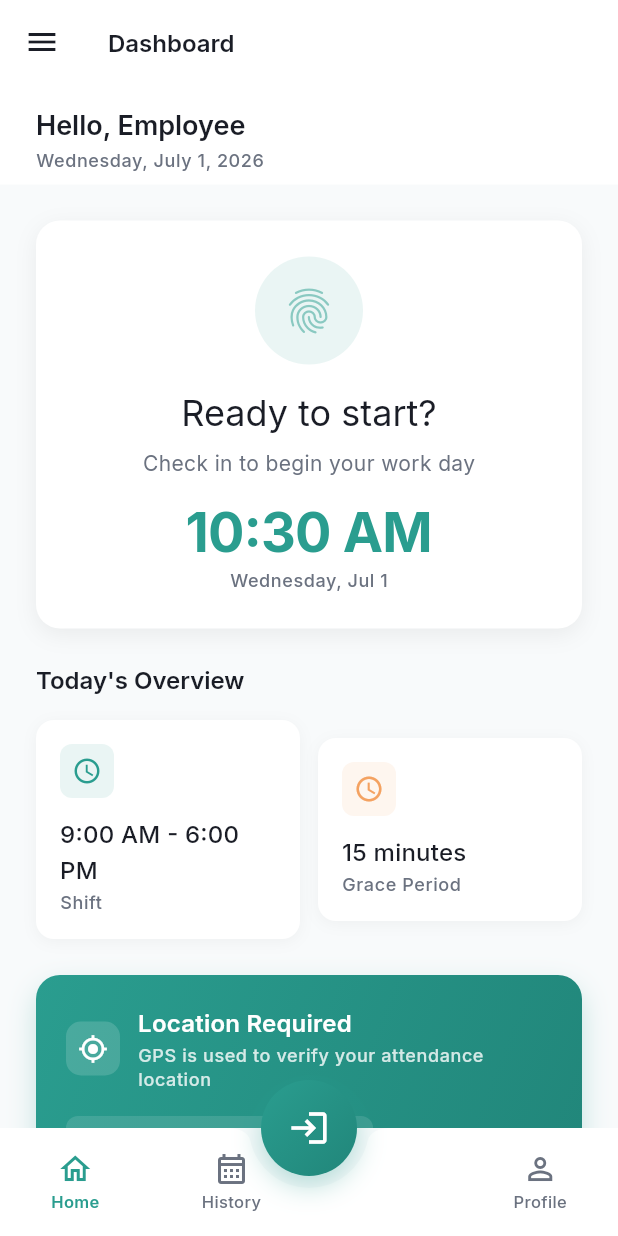
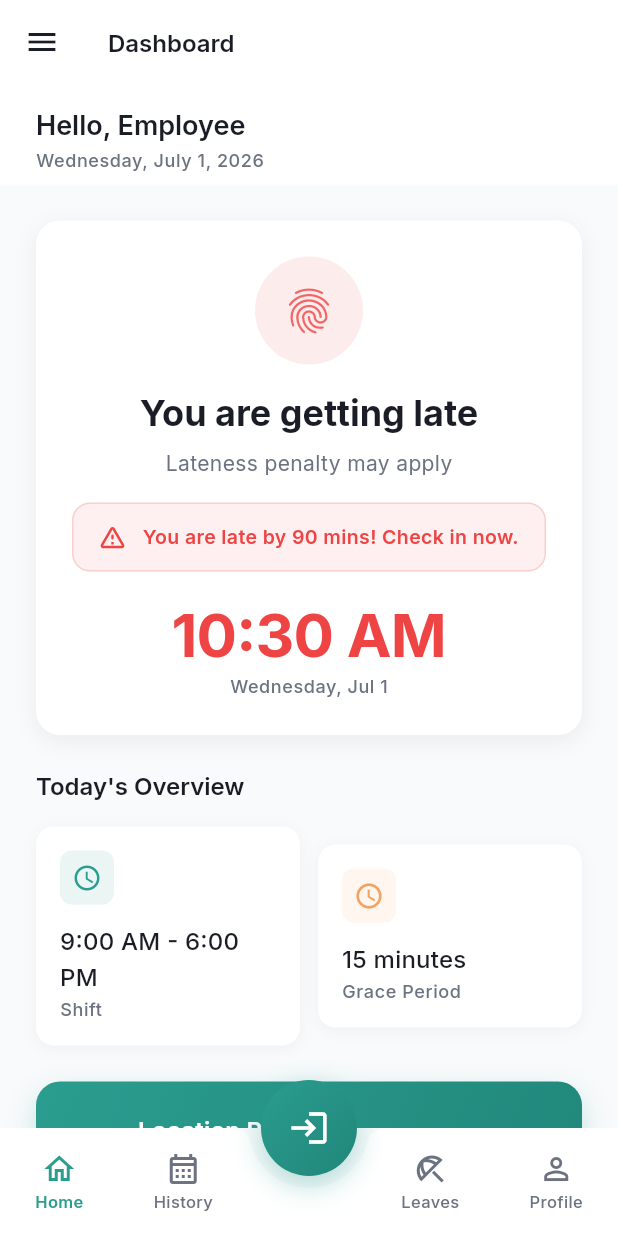
Before and after one commit to HabiburRahmanTusar/InteriorCounsel, a Flutter app: the MainShellScreen screen opened directly, on a phone screen of 412 x 824 dp. Run offline on Flutter 3.47's test engine with Material 3 defaults, Android fonts, the phone set to English and light mode, and no system bars; our stand-ins replace connectivity_plus, dio, flutter_secure_storage, geocoding, geolocator, google_fonts and 2 more; accounts and stored records are empty.

Commit message:
feat: implement dashboard and main shell screens with user model integration

```diff
--- a/apps/attendly_employee_app/lib/models/user_model.dart
+++ b/apps/attendly_employee_app/lib/models/user_model.dart
@@ -1,3 +1,5 @@
+import 'shift_model.dart';
+
 class User {
   final String id;
   final String employeeId;
@@ -8,6 +10,7 @@ class User {
   final double? salary;
   final String role;
   final String? shiftId;
+  final Shift? shift;
   final DateTime? joiningDate;
   final DateTime? resignationDate;
   final String status;
@@ -22,12 +25,23 @@ class User {
     this.salary,
     required this.role,
     this.shiftId,
+    this.shift,
     this.joiningDate,
     this.resignationDate,
     required this.status,
   });
 
   factory User.fromJson(Map<String, dynamic> json) {
+    Shift? shiftObj;
+    String? sId;
+    if (json['shiftId'] != null) {
+      if (json['shiftId'] is Map) {
+        shiftObj = Shift.fromJson(Map<String, dynamic>.from(json['shiftId']));
+        sId = shiftObj.id;
+      } else {
+        sId = json['shiftId'].toString();
+      }
+    }
     return User(
       id: json['id'] ?? json['_id'] ?? '',
       employeeId: json['employeeId'] ?? '',
@@ -37,7 +51,8 @@ class User {
       designation: json['designation'],
       salary: json['salary'] != null ? (json['salary'] as num).toDouble() : null,
       role: json['role'] ?? 'employee',
-      shiftId: json['shiftId'],
+      shiftId: sId,
+      shift: shiftObj,
       joiningDate: json['joiningDate'] != null ? DateTime.parse(json['joiningDate']) : null,
       resignationDate: json['resignationDate'] != null ? DateTime.parse(json['resignationDate']) : null,
       status: json['status'] ?? 'active',
@@ -54,7 +69,7 @@ class User {
       'designation': designation,
       'salary': salary,
       'role': role,
-      'shiftId': shiftId,
+      'shiftId': shift?.toJson() ?? shiftId,
       'joiningDate': joiningDate?.toIso8601String(),
       'resignationDate': resignationDate?.toIso8601String(),
       'status': status,
@@ -66,6 +81,7 @@ class User {
     String? phone,
     String? designation,
     String? shiftId,
+    Shift? shift,
     String? status,
   }) {
     return User(
@@ -78,6 +94,7 @@ class User {
       salary: salary,
       role: role,
       shiftId: shiftId ?? this.shiftId,
+      shift: shift ?? this.shift,
       joiningDate: joiningDate,
       resignationDate: resignationDate,
       status: status ?? this.status,
--- a/apps/attendly_employee_app/lib/screens/dashboard_screen.dart
+++ b/apps/attendly_employee_app/lib/screens/dashboard_screen.dart
@@ -131,12 +131,12 @@ class _DashboardScreenState extends State<DashboardScreen> {
             sliver: SliverList(
               delegate: SliverChildListDelegate([
                 // Attendance Status Card
-                _buildAttendanceCard(attendanceProvider),
+                _buildAttendanceCard(attendanceProvider, authProvider),
 
                 const SizedBox(height: 24),
 
                 // Today's Stats
-                _buildStatsSection(attendanceProvider),
+                _buildStatsSection(attendanceProvider, authProvider),
 
                 const SizedBox(height: 24),
 
@@ -150,7 +150,7 @@ class _DashboardScreenState extends State<DashboardScreen> {
     );
   }
 
-  Widget _buildAttendanceCard(AttendanceProvider provider) {
+  Widget _buildAttendanceCard(AttendanceProvider provider, AuthProvider authProvider) {
     if (provider.isLoading && provider.todayRecord == null) {
       return const SkeletonCard(height: 220);
     }
@@ -159,7 +159,7 @@ class _DashboardScreenState extends State<DashboardScreen> {
 
     // Determine state
     if (record == null || !record.checkedIn) {
-      return _buildNotCheckedInCard();
+      return _buildNotCheckedInCard(authProvider);
     } else if (record.checkedIn && !record.checkedOut) {
       return _buildCheckedInCard(provider);
     } else {
@@ -167,7 +167,65 @@ class _DashboardScreenState extends State<DashboardScreen> {
     }
   }
 
-  Widget _buildNotCheckedInCard() {
+  Widget _buildNotCheckedInCard(AuthProvider authProvider) {
+    final shift = authProvider.user?.shift;
+    final startStr = shift?.startTime ?? '09:00';
+    final grace = shift?.gracePeriod ?? 15;
+
+    final parts = startStr.split(':');
+    final shiftHour = int.tryParse(parts[0]) ?? 9;
+    final shiftMin = int.tryParse(parts[1]) ?? 0;
+
+    final now = DateTime.now();
+    final shiftStart = DateTime(now.year, now.month, now.day, shiftHour, shiftMin);
+    final lateThreshold = shiftStart.add(Duration(minutes: grace));
+
+    String statusTitle = 'Ready to start?';
+    String statusSubtitle = 'Check in to begin your work day';
+    Color bannerColor = AppTheme.primary;
+    Color textColor = AppTheme.primary;
+    IconData bannerIcon = Icons.info_outline;
+    String bannerText = '';
+    bool showBanner = false;
+
+    if (now.isBefore(shiftStart)) {
+      final diff = shiftStart.difference(now);
+      showBanner = true;
+      if (diff.inMinutes <= 60) {
+        statusTitle = 'Shift starts soon';
+        statusSubtitle = 'Get ready to check in';
+        bannerText = 'Shift starts in ${diff.inMinutes} mins. On time!';
+        bannerColor = AppTheme.primary.withValues(alpha: 0.08);
+        textColor = AppTheme.primary;
+        bannerIcon = Icons.timer_outlined;
+      } else {
+        statusTitle = 'Early morning';
+        statusSubtitle = 'Your shift has not started yet';
+        bannerText = 'Your shift starts at ${_formatTime(startStr)}.';
+        bannerColor = AppTheme.textSecondary.withValues(alpha: 0.05);
+        textColor = AppTheme.textSecondary;
+        bannerIcon = Icons.schedule_outlined;
+      }
+    } else if (now.isBefore(lateThreshold)) {
+      final diff = now.difference(shiftStart);
+      showBanner = true;
+      statusTitle = 'Check-in is active';
+      statusSubtitle = 'You are currently within the grace period';
+      bannerText = 'Grace period active: late by ${diff.inMinutes} mins. Check in now!';
+      bannerColor = AppTheme.warning.withValues(alpha: 0.08);
+      textColor = AppTheme.warning;
+      bannerIcon = Icons.report_problem_outlined;
+    } else {
+      final diff = now.difference(shiftStart);
+      showBanner = true;
+      statusTitle = 'You are getting late';
+      statusSubtitle = 'Lateness penalty may apply';
+      bannerText = 'You are late by ${diff.inMinutes} mins! Check in now.';
+      bannerColor = AppTheme.error.withValues(alpha: 0.08);
+      textColor = AppTheme.error;
+      bannerIcon = Icons.warning_amber_rounded;
+    }
+
     return Container(
       padding: const EdgeInsets.all(24),
       decoration: BoxDecoration(
@@ -187,35 +245,66 @@ class _DashboardScreenState extends State<DashboardScreen> {
             width: 72,
             height: 72,
             decoration: BoxDecoration(
-              color: AppTheme.primary.withValues(alpha: 0.1),
+              color: (showBanner ? textColor : AppTheme.primary).withValues(alpha: 0.1),
               shape: BoxShape.circle,
             ),
             child: Icon(
               Icons.fingerprint_outlined,
               size: 36,
-              color: AppTheme.primary.withValues(alpha: 0.5),
+              color: (showBanner ? textColor : AppTheme.primary).withValues(alpha: 0.8),
             ),
           ),
           const SizedBox(height: 16),
           Text(
-            'Ready to start?',
+            statusTitle,
             style: Theme.of(context).textTheme.headlineSmall?.copyWith(
                   color: AppTheme.textPrimary,
+                  fontWeight: FontWeight.bold,
                 ),
           ),
           const SizedBox(height: 8),
           Text(
-            'Check in to begin your work day',
+            statusSubtitle,
             style: Theme.of(context).textTheme.bodyMedium?.copyWith(
                   color: AppTheme.textSecondary,
                 ),
           ),
-          const SizedBox(height: 16),
+
+          if (showBanner) ...[
+            const SizedBox(height: 16),
+            Container(
+              padding: const EdgeInsets.symmetric(horizontal: 16, vertical: 12),
+              decoration: BoxDecoration(
+                color: bannerColor,
+                borderRadius: BorderRadius.circular(12),
+                border: Border.all(color: textColor.withValues(alpha: 0.2)),
+              ),
+              child: Row(
+                children: [
+                  Icon(bannerIcon, color: textColor, size: 20),
+                  const SizedBox(width: 10),
+                  Expanded(
+                    child: Text(
+                      bannerText,
+                      style: TextStyle(
+                        fontSize: 13,
+                        fontWeight: FontWeight.w600,
+                        color: textColor,
+                      ),
+                    ),
+                  ),
+                ],
+              ),
+            ),
+          ],
+
+          const SizedBox(height: 20),
           Text(
             _getCurrentTime(),
             style: Theme.of(context).textTheme.displayLarge?.copyWith(
-                  color: AppTheme.primary,
-                  fontSize: 36,
+                  color: showBanner ? textColor : AppTheme.primary,
+                  fontSize: 40,
+                  fontWeight: FontWeight.bold,
                 ),
           ),
           const SizedBox(height: 4),
@@ -476,7 +565,12 @@ class _DashboardScreenState extends State<DashboardScreen> {
     );
   }
 
-  Widget _buildStatsSection(AttendanceProvider provider) {
+  Widget _buildStatsSection(AttendanceProvider provider, AuthProvider authProvider) {
+    final shift = authProvider.user?.shift;
+    final shiftStart = shift != null ? _formatTime(shift.startTime) : '9:00 AM';
+    final shiftEnd = shift != null ? _formatTime(shift.endTime) : '6:00 PM';
+    final grace = shift?.gracePeriod ?? 15;
+
     return Column(
       crossAxisAlignment: CrossAxisAlignment.start,
       children: [
@@ -493,7 +587,7 @@ class _DashboardScreenState extends State<DashboardScreen> {
               child: _buildStatCard(
                 icon: Icons.schedule_outlined,
                 label: 'Shift',
-                value: '9:00 AM - 6:00 PM',
+                value: '$shiftStart - $shiftEnd',
                 color: AppTheme.primary,
               ),
             ),
@@ -502,7 +596,7 @@ class _DashboardScreenState extends State<DashboardScreen> {
               child: _buildStatCard(
                 icon: Icons.access_time_outlined,
                 label: 'Grace Period',
-                value: '15 minutes',
+                value: '$grace minutes',
                 color: AppTheme.warning,
               ),
             ),
@@ -653,4 +747,16 @@ class _DashboardScreenState extends State<DashboardScreen> {
   String _getCurrentTime() {
     return DateFormat('hh:mm a').format(DateTime.now());
   }
+
+  String _formatTime(String hhMm) {
+    try {
+      final parts = hhMm.split(':');
+      final hour = int.parse(parts[0]);
+      final min = int.parse(parts[1]);
+      final dt = DateTime(2026, 1, 1, hour, min);
+      return DateFormat('h:mm a').format(dt);
+    } catch (_) {
+      return hhMm;
+    }
+  }
 }
--- a/apps/attendly_employee_app/lib/screens/main_shell_screen.dart
+++ b/apps/attendly_employee_app/lib/screens/main_shell_screen.dart
@@ -24,6 +24,7 @@ class _MainShellScreenState extends State<MainShellScreen> with SingleTickerProv
   final _pages = const [
     DashboardScreen(),
     HistoryScreen(),
+    MyLeavesScreen(showAppBar: false),
     ProfileScreen(),
   ];
 
@@ -85,7 +86,7 @@ class _MainShellScreenState extends State<MainShellScreen> with SingleTickerProv
 
     return Scaffold(
       appBar: AppBar(
-        title: Text(['Dashboard', 'History', 'Profile'][_currentIndex]),
+        title: Text(['Dashboard', 'History', 'My Leaves', 'Profile'][_currentIndex]),
         backgroundColor: AppTheme.surface,
         elevation: 0,
         centerTitle: false,
@@ -168,7 +169,8 @@ class _MainShellScreenState extends State<MainShellScreen> with SingleTickerProv
             _buildNavItem(Icons.home_outlined, 'Home', 0),
             _buildNavItem(Icons.calendar_month_outlined, 'History', 1),
             const SizedBox(width: 64), // Space for FAB
-            _buildNavItem(Icons.person_outline, 'Profile', 2),
+            _buildNavItem(Icons.beach_access_outlined, 'Leaves', 2),
+            _buildNavItem(Icons.person_outline, 'Profile', 3),
           ],
         ),
       ),
@@ -298,10 +300,10 @@ class _MainShellScreenState extends State<MainShellScreen> with SingleTickerProv
                       ),
                       title: const Text('Profile', style: TextStyle(fontWeight: FontWeight.w500)),
                       subtitle: Text(user?.employeeId ?? '', style: const TextStyle(fontSize: 12)),
-                  onTap: () {
-                    Navigator.pop(context);
-                    setState(() => _currentIndex = 2);
-                  },
+                      onTap: () {
+                        Navigator.pop(context);
+                        setState(() => _currentIndex = 3);
+                      },
                     ),
                     const SizedBox(height: 8),
 
@@ -319,10 +321,7 @@ class _MainShellScreenState extends State<MainShellScreen> with SingleTickerProv
                       title: const Text('My Leaves', style: TextStyle(fontWeight: FontWeight.w500)),
                       onTap: () {
                         Navigator.pop(context);
-                        Navigator.push(
-                          context,
-                          MaterialPageRoute(builder: (context) => const MyLeavesScreen()),
-                        );
+                        setState(() => _currentIndex = 2);
                       },
                     ),
                     const SizedBox(height: 8),
--- a/apps/attendly_employee_app/lib/screens/my_leaves_screen.dart
+++ b/apps/attendly_employee_app/lib/screens/my_leaves_screen.dart
@@ -7,7 +7,8 @@ import '../utils/theme.dart';
 import 'widgets/request_leave_sheet.dart';
 
 class MyLeavesScreen extends StatefulWidget {
-  const MyLeavesScreen({super.key});
+  final bool showAppBar;
+  const MyLeavesScreen({super.key, this.showAppBar = false});
 
   @override
   State<MyLeavesScreen> createState() => _MyLeavesScreenState();
@@ -41,12 +42,14 @@ class _MyLeavesScreenState extends State<MyLeavesScreen> {
 
     return Scaffold(
       backgroundColor: AppTheme.background,
-      appBar: AppBar(
-        title: const Text('My Leaves'),
-        backgroundColor: AppTheme.surface,
-        elevation: 0,
-        centerTitle: true,
-      ),
+      appBar: widget.showAppBar
+          ? AppBar(
+              title: const Text('My Leaves'),
+              backgroundColor: AppTheme.surface,
+              elevation: 0,
+              centerTitle: true,
+            )
+          : null,
       body: RefreshIndicator(
         onRefresh: () async {
           await provider.loadLeaveData();
```
